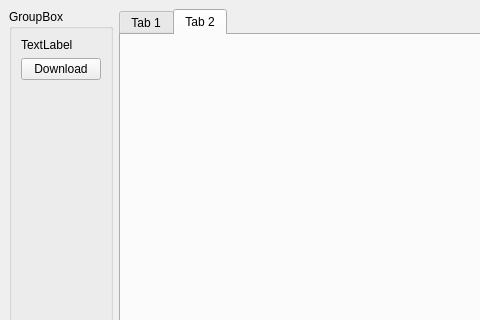
Qt form mainwindow.ui (horvathzoltan/lottery) before a commit; both pictures show x 0 to 480 and y 0 to 320 of the 800 by 600 pixel window.
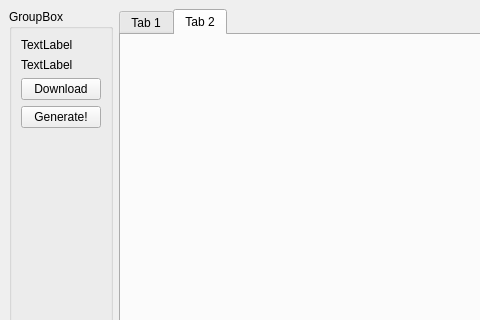
The same form after that commit.

What changed in the file:
```diff
--- a/mainwindow.ui
+++ b/mainwindow.ui
@@ -34,6 +34,13 @@
          </property>
         </widget>
        </item>
+       <item>
+        <widget class="QLabel" name="label_date">
+         <property name="text">
+          <string>TextLabel</string>
+         </property>
+        </widget>
+       </item>
        <item>
         <widget class="QPushButton" name="pushButton_data">
          <property name="sizePolicy">
@@ -47,6 +54,13 @@
          </property>
         </widget>
        </item>
+       <item>
+        <widget class="QPushButton" name="pushButton">
+         <property name="text">
+          <string>Generate!</string>
+         </property>
+        </widget>
+       </item>
        <item>
         <spacer name="verticalSpacer">
          <property name="orientation">
```
